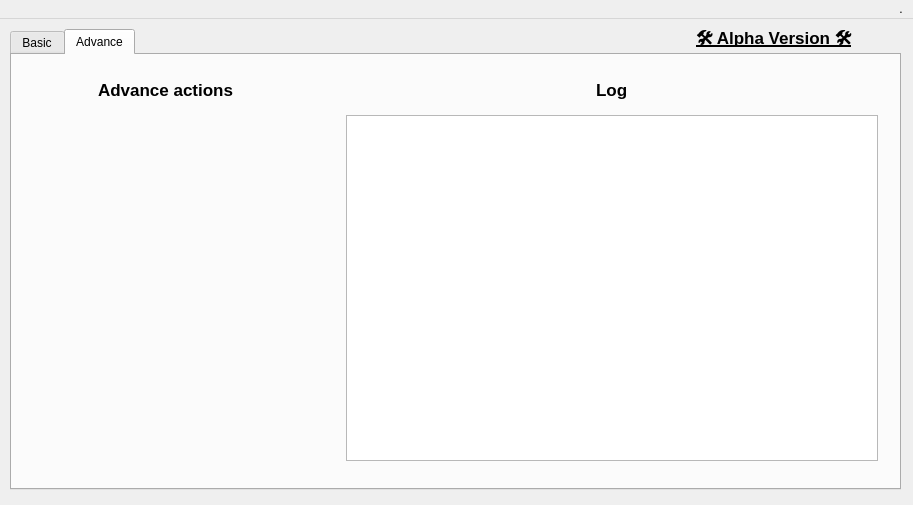
Before: the Qt Designer form mainwindow.ui in alateka/Qlear, drawn with Qt 5.
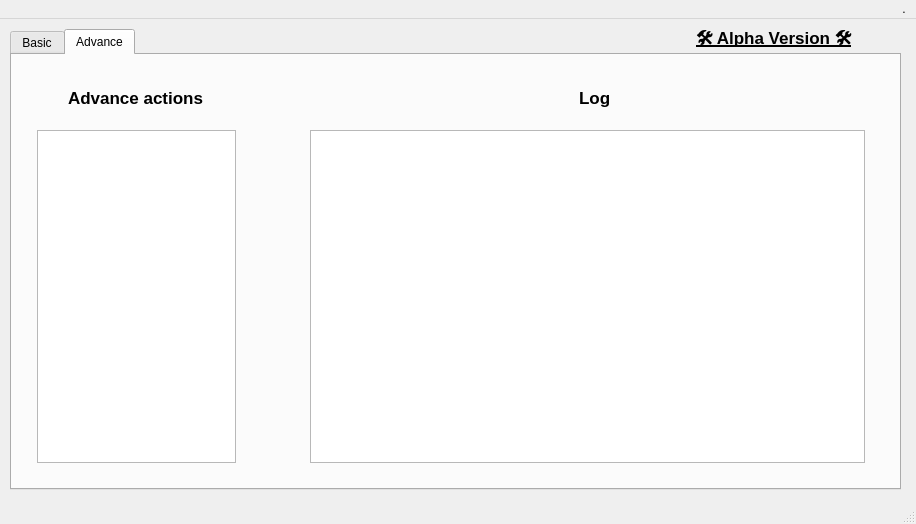
After: the same form once the commit is applied. The open tabs and pages were chosen to show the change. Icons and pictures are not drawn.

What changed in the file:
```diff
--- a/mainwindow.ui
+++ b/mainwindow.ui
@@ -9,26 +9,32 @@
    <rect>
     <x>0</x>
     <y>0</y>
-    <width>913</width>
-    <height>505</height>
+    <width>916</width>
+    <height>524</height>
    </rect>
   </property>
   <property name="sizePolicy">
-   <sizepolicy hsizetype="Fixed" vsizetype="Fixed">
+   <sizepolicy hsizetype="Preferred" vsizetype="Preferred">
     <horstretch>0</horstretch>
     <verstretch>0</verstretch>
    </sizepolicy>
   </property>
   <property name="minimumSize">
    <size>
-    <width>913</width>
-    <height>505</height>
+    <width>0</width>
+    <height>0</height>
    </size>
   </property>
   <property name="maximumSize">
    <size>
-    <width>913</width>
-    <height>505</height>
+    <width>16777215</width>
+    <height>16777215</height>
+   </size>
+  </property>
+  <property name="sizeIncrement">
+   <size>
+    <width>0</width>
+    <height>0</height>
    </size>
   </property>
   <property name="windowTitle">
@@ -38,7 +44,28 @@
    <iconset theme="preferences-other">
     <normaloff>.</normaloff>.</iconset>
   </property>
+  <property name="tabShape">
+   <enum>QTabWidget::Rounded</enum>
+  </property>
   <widget class="QWidget" name="centralwidget">
+   <property name="sizePolicy">
+    <sizepolicy hsizetype="Expanding" vsizetype="Expanding">
+     <horstretch>0</horstretch>
+     <verstretch>0</verstretch>
+    </sizepolicy>
+   </property>
+   <property name="minimumSize">
+    <size>
+     <width>0</width>
+     <height>0</height>
+    </size>
+   </property>
+   <property name="maximumSize">
+    <size>
+     <width>16777215</width>
+     <height>16777215</height>
+    </size>
+   </property>
    <property name="styleSheet">
     <string notr="true"/>
    </property>
@@ -51,6 +78,12 @@
       <height>461</height>
      </rect>
     </property>
+    <property name="sizePolicy">
+     <sizepolicy hsizetype="Expanding" vsizetype="Expanding">
+      <horstretch>0</horstretch>
+      <verstretch>0</verstretch>
+     </sizepolicy>
+    </property>
     <property name="currentIndex">
      <number>0</number>
     </property>
@@ -177,6 +210,12 @@
      </widget>
     </widget>
     <widget class="QWidget" name="advanceTab">
+     <property name="sizePolicy">
+      <sizepolicy hsizetype="Expanding" vsizetype="Expanding">
+       <horstretch>0</horstretch>
+       <verstretch>0</verstretch>
+      </sizepolicy>
+     </property>
      <attribute name="title">
       <string>Advance</string>
      </attribute>
@@ -185,11 +224,14 @@
        <rect>
         <x>10</x>
         <y>10</y>
-        <width>871</width>
-        <height>411</height>
+        <width>873</width>
+        <height>413</height>
        </rect>
       </property>
-      <layout class="QGridLayout" name="advanceTabGridLayout" rowstretch="0,0,0,0,0" columnstretch="0,0,0,0,0">
+      <layout class="QGridLayout" name="advanceTabGridLayout" rowstretch="0,0,0,0" columnstretch="0,0,0,0">
+       <property name="sizeConstraint">
+        <enum>QLayout::SetNoConstraint</enum>
+       </property>
        <property name="leftMargin">
         <number>15</number>
        </property>
@@ -205,28 +247,7 @@
        <property name="spacing">
         <number>15</number>
        </property>
-       <item row="2" column="3" rowspan="3" colspan="2">
-        <widget class="QTextBrowser" name="logsBox">
-         <property name="font">
-          <font>
-           <family>Ubuntu</family>
-           <pointsize>11</pointsize>
-           <stylestrategy>PreferAntialias</stylestrategy>
-          </font>
-         </property>
-         <property name="html">
-          <string>&lt;!DOCTYPE HTML PUBLIC &quot;-//W3C//DTD HTML 4.0//EN&quot; &quot;http://www.w3.org/TR/REC-html40/strict.dtd&quot;&gt;
-&lt;html&gt;&lt;head&gt;&lt;meta name=&quot;qrichtext&quot; content=&quot;1&quot; /&gt;&lt;meta charset=&quot;utf-8&quot; /&gt;&lt;style type=&quot;text/css&quot;&gt;
-p, li { white-space: pre-wrap; }
-hr { height: 1px; border-width: 0; }
-li.unchecked::marker { content: &quot;\2610&quot;; }
-li.checked::marker { content: &quot;\2612&quot;; }
-&lt;/style&gt;&lt;/head&gt;&lt;body style=&quot; font-family:'Ubuntu'; font-size:11pt; font-weight:400; font-style:normal;&quot;&gt;
-&lt;p style=&quot;-qt-paragraph-type:empty; margin-top:0px; margin-bottom:0px; margin-left:0px; margin-right:0px; -qt-block-indent:0; text-indent:0px;&quot;&gt;&lt;br /&gt;&lt;/p&gt;&lt;/body&gt;&lt;/html&gt;</string>
-         </property>
-        </widget>
-       </item>
-       <item row="1" column="2" rowspan="3">
+       <item row="1" column="1" rowspan="2">
         <spacer name="horizontalSpacer_3">
          <property name="orientation">
           <enum>Qt::Horizontal</enum>
@@ -236,13 +257,13 @@
          </property>
          <property name="sizeHint" stdset="0">
           <size>
-           <width>35</width>
+           <width>59</width>
            <height>0</height>
           </size>
          </property>
         </spacer>
        </item>
-       <item row="4" column="2">
+       <item row="3" column="1">
         <spacer name="verticalSpacer">
          <property name="orientation">
           <enum>Qt::Vertical</enum>
@@ -258,10 +279,42 @@
          </property>
         </spacer>
        </item>
-       <item row="1" column="1" rowspan="4" alignment="Qt::AlignHCenter|Qt::AlignTop">
+       <item row="3" column="2" colspan="2">
+        <widget class="QTextBrowser" name="logsBox">
+         <property name="minimumSize">
+          <size>
+           <width>555</width>
+           <height>333</height>
+          </size>
+         </property>
+         <property name="maximumSize">
+          <size>
+           <width>555</width>
+           <height>333</height>
+          </size>
+         </property>
+        </widget>
+       </item>
+       <item row="3" column="0" alignment="Qt::AlignTop">
+        <widget class="QListView" name="listView">
+         <property name="minimumSize">
+          <size>
+           <width>199</width>
+           <height>333</height>
+          </size>
+         </property>
+         <property name="maximumSize">
+          <size>
+           <width>199</width>
+           <height>333</height>
+          </size>
+         </property>
+        </widget>
+       </item>
+       <item row="1" column="0" rowspan="2" alignment="Qt::AlignHCenter">
         <widget class="QLabel" name="advanceActionLbl">
          <property name="sizePolicy">
-          <sizepolicy hsizetype="Preferred" vsizetype="Preferred">
+          <sizepolicy hsizetype="Expanding" vsizetype="Expanding">
            <horstretch>0</horstretch>
            <verstretch>0</verstretch>
           </sizepolicy>
@@ -285,10 +338,10 @@
          </property>
         </widget>
        </item>
-       <item row="1" column="3" colspan="2" alignment="Qt::AlignHCenter">
+       <item row="1" column="2" rowspan="2" colspan="2" alignment="Qt::AlignHCenter">
         <widget class="QLabel" name="logLbl">
          <property name="sizePolicy">
-          <sizepolicy hsizetype="Preferred" vsizetype="Preferred">
+          <sizepolicy hsizetype="Expanding" vsizetype="Expanding">
            <horstretch>0</horstretch>
            <verstretch>0</verstretch>
           </sizepolicy>
@@ -355,7 +408,7 @@
     <rect>
      <x>0</x>
      <y>0</y>
-     <width>913</width>
+     <width>916</width>
      <height>21</height>
     </rect>
    </property>
@@ -398,6 +451,17 @@
    </widget>
    <addaction name="menu"/>
   </widget>
+  <widget class="QStatusBar" name="statusBar">
+   <property name="sizePolicy">
+    <sizepolicy hsizetype="Expanding" vsizetype="Expanding">
+     <horstretch>0</horstretch>
+     <verstretch>0</verstretch>
+    </sizepolicy>
+   </property>
+   <property name="sizeGripEnabled">
+    <bool>true</bool>
+   </property>
+  </widget>
   <action name="actionAbout">
    <property name="icon">
     <iconset theme="help-about">
```
Left out of the diff: 31 changed lines with no effect on the pictures.
